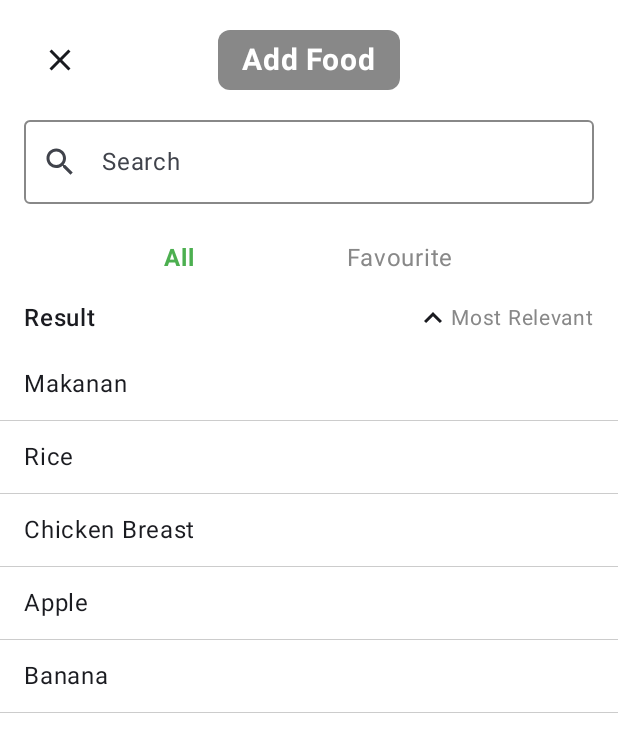
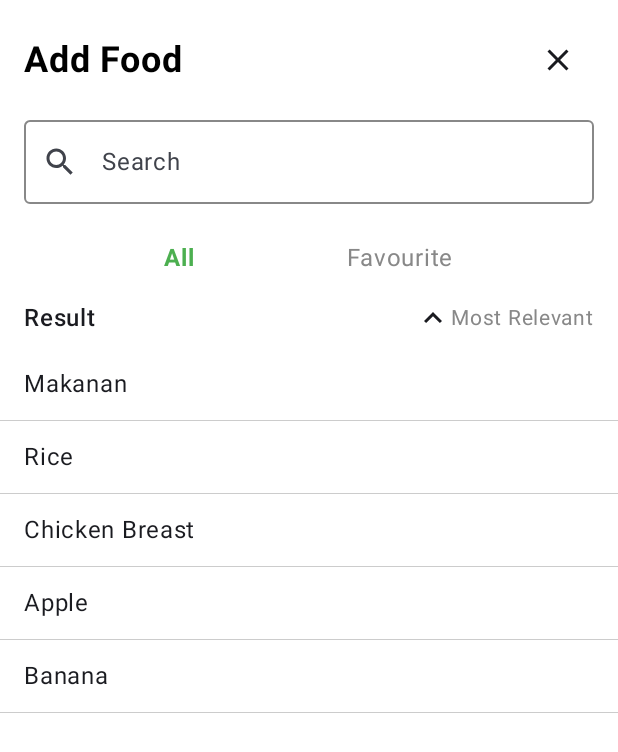
Before and after one commit to StayHalal01/EatPal, an Android app built with Jetpack Compose: the composable AddFoodScreen shown on its own in the app's theme, on a phone screen of 412 x 824 dp. Shown: the top 752 px of the screen. Run offline under Robolectric (Android 15) with nearby library versions, the phone set to English and light mode, and no system bars.

Commit message:
style: updated Add Food header UI

```diff
--- a/app/src/main/java/com/example/eatpal/presentation/ui/screens/AddFoodScreen.kt
+++ b/app/src/main/java/com/example/eatpal/presentation/ui/screens/AddFoodScreen.kt
@@ -3,8 +3,7 @@ package com.example.eatpal.presentation.ui.screens
 import androidx.compose.foundation.background
 import androidx.compose.foundation.clickable
 import androidx.compose.foundation.layout.*
-import androidx.compose.foundation.lazy.LazyColumn
-import androidx.compose.foundation.lazy.items
+import androidx.compose.foundation.lazy.*
 import androidx.compose.foundation.shape.RoundedCornerShape
 import androidx.compose.foundation.text.KeyboardOptions
 import androidx.compose.material.icons.Icons
@@ -49,22 +48,15 @@ fun AddFoodScreen(
             horizontalArrangement = Arrangement.SpaceBetween,
             verticalAlignment = Alignment.CenterVertically
         ) {
+            Text(
+                text = "Add Food",
+                fontSize = 24.sp,
+                fontWeight = FontWeight.Bold,
+                color = Color.Black
+            )
             IconButton(onClick = onDismiss) {
                 Icon(Icons.Default.Close, contentDescription = "Close")
             }
-            Text(
-                text = "Add Food",
-                fontSize = 20.sp,
-                fontWeight = FontWeight.Bold,
-                color = Color.White,
-                modifier = Modifier
-                    .background(
-                        Color.Gray,
-                        RoundedCornerShape(8.dp)
-                    )
-                    .padding(horizontal = 16.dp, vertical = 8.dp)
-            )
-            Spacer(modifier = Modifier.width(48.dp))
         }
 
         if (currentView == "list") {
@@ -269,16 +261,16 @@ fun FoodDetailView(
                 .padding(16.dp),
             verticalAlignment = Alignment.CenterVertically
         ) {
-            IconButton(onClick = onBack) {
-                Icon(Icons.Default.Close, contentDescription = "Back")
-            }
-            Spacer(modifier = Modifier.width(8.dp))
             Text(
                 text = food.name,
                 fontSize = 20.sp,
                 fontWeight = FontWeight.Bold,
                 modifier = Modifier.weight(1f)
             )
+            Spacer(modifier = Modifier.width(8.dp))
+            IconButton(onClick = onBack) {
+                Icon(Icons.Default.Close, contentDescription = "Back")
+            }
             IconButton(
                 onClick = {
                     isFavorite = !isFavorite
```
